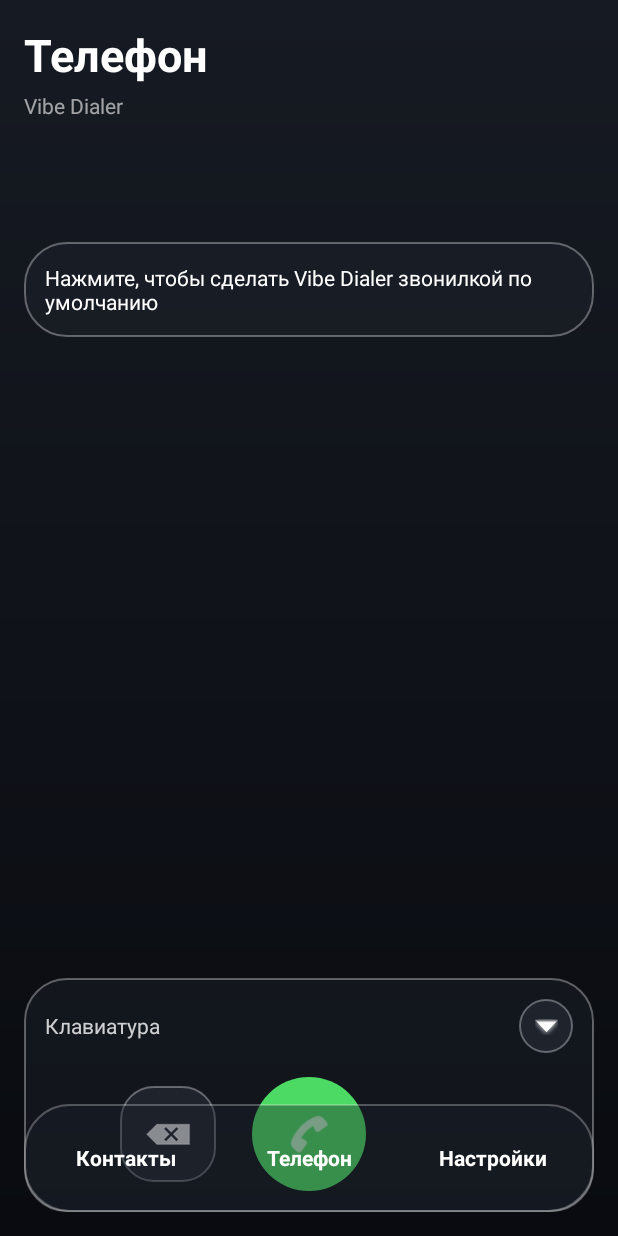
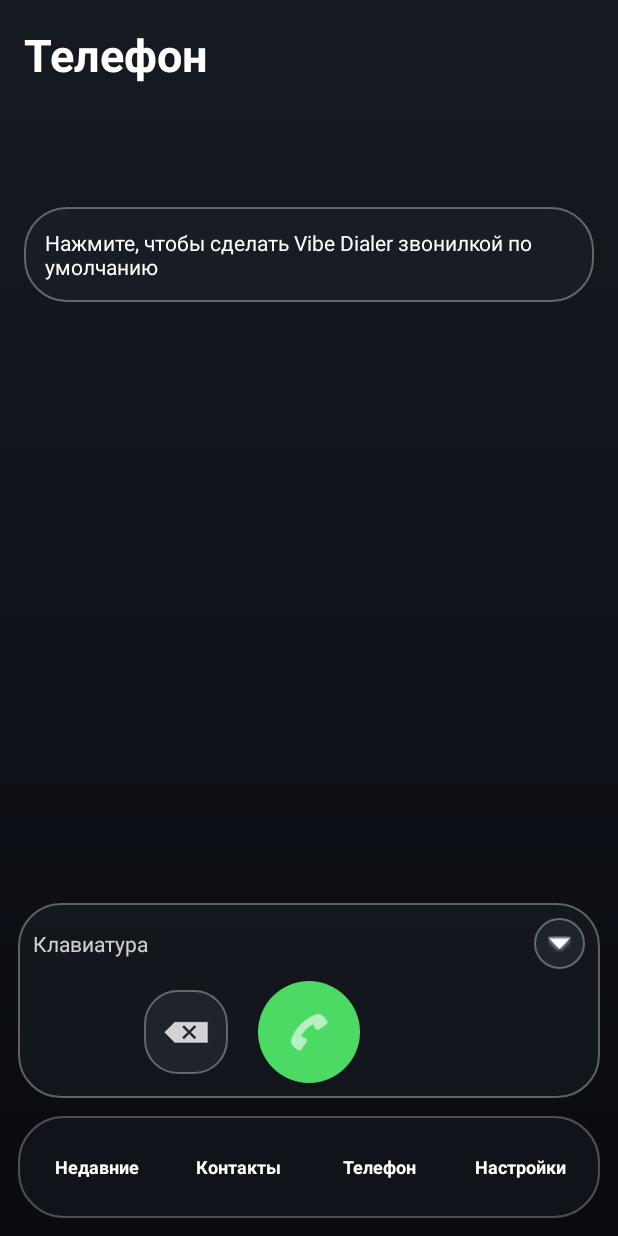
Before and after one commit to artemtralalal/Nova-call, an Android app: the layout activity_main.xml on its own in the app's theme, with its tools: preview values and no code run, on a phone screen of 412 x 824 dp. Run offline under Robolectric (Android 15) with nearby library versions, the phone set to English and light mode, and no system bars.

Commit message:
Add Vibe Dialer scaffold: app/src/main/res/layout/activity_main.xml

```diff
--- a/app/src/main/res/layout/activity_main.xml
+++ b/app/src/main/res/layout/activity_main.xml
@@ -1,6 +1,5 @@
 <?xml version="1.0" encoding="utf-8"?>
 <FrameLayout xmlns:android="http://schemas.android.com/apk/res/android"
-    xmlns:app="http://schemas.android.com/apk/res-auto"
     android:id="@+id/root"
     android:layout_width="match_parent"
     android:layout_height="match_parent"
@@ -22,15 +21,6 @@
             android:textSize="30sp"
             android:textStyle="bold" />
 
-        <TextView
-            android:id="@+id/subtitleText"
-            android:layout_width="wrap_content"
-            android:layout_height="wrap_content"
-            android:layout_marginTop="4dp"
-            android:text="Vibe Dialer"
-            android:textColor="#99FFFFFF"
-            android:textSize="14sp" />
-
         <FrameLayout
             android:id="@+id/pageContainer"
             android:layout_width="match_parent"
@@ -38,83 +28,42 @@
             android:layout_weight="1"
             android:layout_marginTop="12dp">
 
-            <LinearLayout
-                android:id="@+id/pagePhone"
-                android:layout_width="match_parent"
-                android:layout_height="match_parent"
-                android:orientation="vertical"
-                android:gravity="top">
-
-                <TextView
-                    android:id="@+id/numberText"
-                    android:layout_width="match_parent"
-                    android:layout_height="wrap_content"
-                    android:gravity="center"
-                    android:minHeight="56dp"
-                    android:padding="8dp"
-                    android:textColor="@color/white"
-                    android:textSize="34sp"
-                    android:textStyle="bold" />
-
-                <TextView
-                    android:id="@+id/defaultDialerHint"
-                    android:layout_width="match_parent"
-                    android:layout_height="wrap_content"
-                    android:layout_marginTop="8dp"
-                    android:background="@drawable/bg_glass_panel"
-                    android:padding="14dp"
-                    android:text="Нажмите, чтобы сделать Vibe Dialer звонилкой по умолчанию"
-                    android:textColor="@color/white"
-                    android:textSize="14sp" />
+            <LinearLayout android:id="@+id/pageRecents" android:layout_width="match_parent" android:layout_height="match_parent" android:orientation="vertical" android:visibility="gone">
+                <LinearLayout android:layout_width="match_parent" android:layout_height="wrap_content" android:orientation="horizontal">
+                    <Button android:id="@+id/filterAll" android:layout_width="0dp" android:layout_height="wrap_content" android:layout_weight="1" android:text="Все"/>
+                    <Button android:id="@+id/filterMissed" android:layout_width="0dp" android:layout_height="wrap_content" android:layout_weight="1" android:text="Пропущ."/>
+                    <Button android:id="@+id/filterOutgoing" android:layout_width="0dp" android:layout_height="wrap_content" android:layout_weight="1" android:text="Исход."/>
+                    <Button android:id="@+id/filterRejected" android:layout_width="0dp" android:layout_height="wrap_content" android:layout_weight="1" android:text="Отмен."/>
+                </LinearLayout>
+                <ListView android:id="@+id/recentsList" android:layout_width="match_parent" android:layout_height="0dp" android:layout_weight="1" android:divider="#22FFFFFF" android:dividerHeight="1dp"/>
             </LinearLayout>
 
-            <LinearLayout
-                android:id="@+id/pageContacts"
-                android:layout_width="match_parent"
-                android:layout_height="match_parent"
-                android:orientation="vertical"
-                android:visibility="gone">
-                <TextView
-                    android:layout_width="match_parent"
-                    android:layout_height="wrap_content"
-                    android:text="Контакты будут здесь. Разрешите доступ к контактам в настройках системы."
-                    android:textColor="#CCFFFFFF"
-                    android:textSize="15sp"
-                    android:background="@drawable/bg_glass_panel"
-                    android:padding="16dp"/>
+            <LinearLayout android:id="@+id/pageContacts" android:layout_width="match_parent" android:layout_height="match_parent" android:orientation="vertical" android:visibility="gone">
+                <ListView android:id="@+id/contactsList" android:layout_width="match_parent" android:layout_height="match_parent" android:divider="#22FFFFFF" android:dividerHeight="1dp"/>
             </LinearLayout>
 
-            <ScrollView
-                android:id="@+id/pageSettings"
-                android:layout_width="match_parent"
-                android:layout_height="match_parent"
-                android:visibility="gone">
-                <LinearLayout
-                    android:layout_width="match_parent"
-                    android:layout_height="wrap_content"
-                    android:orientation="vertical">
-                    <com.google.android.material.switchmaterial.SwitchMaterial
-                        android:id="@+id/rightHandSwitch"
-                        android:layout_width="match_parent"
-                        android:layout_height="wrap_content"
-                        android:text="Режим правой руки (Orbit)"
-                        android:textColor="@color/white" />
-                    <com.google.android.material.switchmaterial.SwitchMaterial
-                        android:id="@+id/hapticSwitch"
-                        android:layout_width="match_parent"
-                        android:layout_height="wrap_content"
-                        android:text="Виброотклик"
-                        android:textColor="@color/white" />
-                    <TextView android:layout_width="match_parent" android:layout_height="wrap_content" android:text="Прозрачность стекла" android:textColor="#CCFFFFFF" android:layout_marginTop="12dp"/>
+            <LinearLayout android:id="@+id/pagePhone" android:layout_width="match_parent" android:layout_height="match_parent" android:orientation="vertical" android:gravity="top">
+                <TextView android:id="@+id/numberText" android:layout_width="match_parent" android:layout_height="wrap_content" android:gravity="center" android:minHeight="56dp" android:padding="8dp" android:textColor="@color/white" android:textSize="34sp" android:textStyle="bold" />
+                <TextView android:id="@+id/defaultDialerHint" android:layout_width="match_parent" android:layout_height="wrap_content" android:layout_marginTop="8dp" android:background="@drawable/bg_glass_panel" android:padding="14dp" android:text="Нажмите, чтобы сделать Vibe Dialer звонилкой по умолчанию" android:textColor="@color/white" android:textSize="14sp" />
+            </LinearLayout>
+
+            <ScrollView android:id="@+id/pageSettings" android:layout_width="match_parent" android:layout_height="match_parent" android:visibility="gone">
+                <LinearLayout android:layout_width="match_parent" android:layout_height="wrap_content" android:orientation="vertical" android:paddingBottom="120dp">
+                    <com.google.android.material.switchmaterial.SwitchMaterial android:id="@+id/rightHandSwitch" android:layout_width="match_parent" android:layout_height="wrap_content" android:text="Режим правой руки (Orbit)" android:textColor="@color/white" />
+                    <com.google.android.material.switchmaterial.SwitchMaterial android:id="@+id/hapticSwitch" android:layout_width="match_parent" android:layout_height="wrap_content" android:text="Виброотклик" android:textColor="@color/white" />
+                    <com.google.android.material.switchmaterial.SwitchMaterial android:id="@+id/themeSwitch" android:layout_width="match_parent" android:layout_height="wrap_content" android:text="Светлая тема (Google style)" android:textColor="@color/white" />
+                    <com.google.android.material.switchmaterial.SwitchMaterial android:id="@+id/distortionSwitch" android:layout_width="match_parent" android:layout_height="wrap_content" android:text="Искажение/стекло при нажатии" android:textColor="@color/white" />
+                    <TextView android:layout_width="match_parent" android:layout_height="wrap_content" android:text="Сила искажения" android:textColor="#CCFFFFFF" android:layout_marginTop="8dp"/>
+                    <SeekBar android:id="@+id/distortionSeek" android:layout_width="match_parent" android:layout_height="wrap_content" android:max="100"/>
+                    <TextView android:layout_width="match_parent" android:layout_height="wrap_content" android:text="Прозрачность стекла" android:textColor="#CCFFFFFF" android:layout_marginTop="8dp"/>
                     <SeekBar android:id="@+id/glassSeek" android:layout_width="match_parent" android:layout_height="wrap_content" android:max="100"/>
-                    <TextView android:layout_width="match_parent" android:layout_height="wrap_content" android:text="Размер кнопок" android:textColor="#CCFFFFFF" android:layout_marginTop="12dp"/>
+                    <TextView android:layout_width="match_parent" android:layout_height="wrap_content" android:text="Размер кнопок (обычный)" android:textColor="#CCFFFFFF" android:layout_marginTop="8dp"/>
                     <SeekBar android:id="@+id/scaleSeek" android:layout_width="match_parent" android:layout_height="wrap_content" android:max="70"/>
-                    <Button
-                        android:id="@+id/requestDefaultBtn"
-                        android:layout_width="match_parent"
-                        android:layout_height="wrap_content"
-                        android:layout_marginTop="16dp"
-                        android:text="Сделать звонилкой по умолчанию" />
+                    <TextView android:layout_width="match_parent" android:layout_height="wrap_content" android:text="Размер кнопок (Orbit)" android:textColor="#CCFFFFFF" android:layout_marginTop="8dp"/>
+                    <SeekBar android:id="@+id/orbitScaleSeek" android:layout_width="match_parent" android:layout_height="wrap_content" android:max="70"/>
+                    <Button android:id="@+id/endSoundBtn" android:layout_width="match_parent" android:layout_height="wrap_content" android:layout_marginTop="12dp" android:text="Звук сброса: Android"/>
+                    <Button android:id="@+id/shapeBtn" android:layout_width="match_parent" android:layout_height="wrap_content" android:text="Форма кнопок: Круг"/>
+                    <Button android:id="@+id/requestDefaultBtn" android:layout_width="match_parent" android:layout_height="wrap_content" android:layout_marginTop="12dp" android:text="Сделать звонилкой по умолчанию" />
                 </LinearLayout>
             </ScrollView>
         </FrameLayout>
@@ -125,72 +74,34 @@
         android:layout_width="match_parent"
         android:layout_height="wrap_content"
         android:layout_gravity="bottom|center_horizontal"
-        android:layout_margin="16dp"
-        android:layout_marginBottom="96dp"
+        android:layout_marginStart="12dp"
+        android:layout_marginEnd="12dp"
+        android:layout_marginBottom="92dp"
         android:background="@drawable/bg_glass_panel"
         android:orientation="vertical"
-        android:padding="14dp">
+        android:padding="10dp">
 
-        <LinearLayout
-            android:layout_width="match_parent"
-            android:layout_height="wrap_content"
-            android:gravity="center_vertical">
-            <TextView
-                android:layout_width="0dp"
-                android:layout_height="wrap_content"
-                android:layout_weight="1"
-                android:text="Клавиатура"
-                android:textColor="#CCFFFFFF" />
-            <ImageButton
-                android:id="@+id/hideKeypadBtn"
-                android:layout_width="36dp"
-                android:layout_height="36dp"
-                android:background="@drawable/bg_glass_button"
-                android:src="@android:drawable/arrow_down_float"
-                android:tint="@color/white" />
+        <LinearLayout android:layout_width="match_parent" android:layout_height="wrap_content" android:gravity="center_vertical">
+            <TextView android:layout_width="0dp" android:layout_height="wrap_content" android:layout_weight="1" android:text="Клавиатура" android:textColor="#CCFFFFFF" />
+            <ImageButton android:id="@+id/hideKeypadBtn" android:layout_width="34dp" android:layout_height="34dp" android:background="@drawable/bg_glass_button" android:src="@android:drawable/arrow_down_float" android:tint="@color/white" />
         </LinearLayout>
 
-        <GridLayout
-            android:id="@+id/keypadGrid"
-            android:layout_width="match_parent"
-            android:layout_height="wrap_content"
-            android:layout_marginTop="8dp"
-            android:columnCount="3"
-            android:rowCount="4"
-            android:useDefaultMargins="true" />
+        <GridLayout android:id="@+id/keypadGrid" android:layout_width="match_parent" android:layout_height="wrap_content" android:layout_marginTop="4dp" android:columnCount="3" android:rowCount="4" android:useDefaultMargins="true" />
 
-        <LinearLayout
-            android:layout_width="match_parent"
-            android:layout_height="wrap_content"
-            android:layout_marginTop="8dp"
-            android:gravity="center">
-            <ImageButton
-                android:id="@+id/backspaceBtn"
-                android:layout_width="64dp"
-                android:layout_height="64dp"
-                android:background="@drawable/bg_glass_button"
-                android:src="@android:drawable/ic_input_delete"
-                android:tint="@color/white" />
-            <ImageButton
-                android:id="@+id/callBtn"
-                android:layout_width="76dp"
-                android:layout_height="76dp"
-                android:layout_marginStart="24dp"
-                android:layout_marginEnd="24dp"
-                android:background="@drawable/bg_call"
-                android:src="@android:drawable/ic_menu_call"
-                android:tint="@color/white" />
-            <View android:layout_width="64dp" android:layout_height="64dp" />
+        <LinearLayout android:layout_width="match_parent" android:layout_height="wrap_content" android:layout_marginTop="4dp" android:gravity="center">
+            <ImageButton android:id="@+id/backspaceBtn" android:layout_width="56dp" android:layout_height="56dp" android:background="@drawable/bg_glass_button" android:src="@android:drawable/ic_input_delete" android:tint="@color/white" />
+            <ImageButton android:id="@+id/callBtn" android:layout_width="68dp" android:layout_height="68dp" android:layout_marginStart="20dp" android:layout_marginEnd="20dp" android:background="@drawable/bg_call" android:src="@android:drawable/ic_menu_call" android:tint="@color/white" />
+            <View android:layout_width="56dp" android:layout_height="56dp" />
         </LinearLayout>
     </LinearLayout>
 
     <ImageButton
         android:id="@+id/showKeypadBtn"
-        android:layout_width="62dp"
-        android:layout_height="62dp"
+        android:layout_width="58dp"
+        android:layout_height="58dp"
         android:layout_gravity="bottom|end"
-        android:layout_marginEnd="20dp"
-        android:layout_marginBottom="100dp"
+        android:layout_marginEnd="16dp"
+        android:layout_marginBottom="96dp"
         android:background="@drawable/bg_glass_panel"
         android:src="@android:drawable/ic_dialog_dialer"
         android:tint="@color/white"
@@ -199,25 +110,17 @@
     <FrameLayout
         android:id="@+id/bottomNav"
         android:layout_width="match_parent"
-        android:layout_height="72dp"
+        android:layout_height="68dp"
         android:layout_gravity="bottom|center_horizontal"
-        android:layout_margin="16dp"
+        android:layout_margin="12dp"
         android:background="@drawable/bg_nav"
         android:padding="6dp">
-
-        <View
-            android:id="@+id/navBubble"
-            android:layout_width="0dp"
-            android:layout_height="match_parent"
-            android:background="@drawable/bg_nav_bubble" />
-
-        <LinearLayout
-            android:layout_width="match_parent"
-            android:layout_height="match_parent"
-            android:orientation="horizontal">
-            <TextView android:id="@+id/navContacts" android:layout_width="0dp" android:layout_height="match_parent" android:layout_weight="1" android:gravity="center" android:text="Контакты" android:textColor="@color/white" android:textStyle="bold"/>
-            <TextView android:id="@+id/navPhone" android:layout_width="0dp" android:layout_height="match_parent" android:layout_weight="1" android:gravity="center" android:text="Телефон" android:textColor="@color/white" android:textStyle="bold"/>
-            <TextView android:id="@+id/navSettings" android:layout_width="0dp" android:layout_height="match_parent" android:layout_weight="1" android:gravity="center" android:text="Настройки" android:textColor="@color/white" android:textStyle="bold"/>
+        <View android:id="@+id/navBubble" android:layout_width="0dp" android:layout_height="match_parent" android:background="@drawable/bg_nav_bubble" />
+        <LinearLayout android:layout_width="match_parent" android:layout_height="match_parent" android:orientation="horizontal">
+            <TextView android:id="@+id/navRecents" android:layout_width="0dp" android:layout_height="match_parent" android:layout_weight="1" android:gravity="center" android:text="Недавние" android:textColor="@color/white" android:textSize="12sp" android:textStyle="bold"/>
+            <TextView android:id="@+id/navContacts" android:layout_width="0dp" android:layout_height="match_parent" android:layout_weight="1" android:gravity="center" android:text="Контакты" android:textColor="@color/white" android:textSize="12sp" android:textStyle="bold"/>
+            <TextView android:id="@+id/navPhone" android:layout_width="0dp" android:layout_height="match_parent" android:layout_weight="1" android:gravity="center" android:text="Телефон" android:textColor="@color/white" android:textSize="12sp" android:textStyle="bold"/>
+            <TextView android:id="@+id/navSettings" android:layout_width="0dp" android:layout_height="match_parent" android:layout_weight="1" android:gravity="center" android:text="Настройки" android:textColor="@color/white" android:textSize="12sp" android:textStyle="bold"/>
         </LinearLayout>
     </FrameLayout>
 
```
